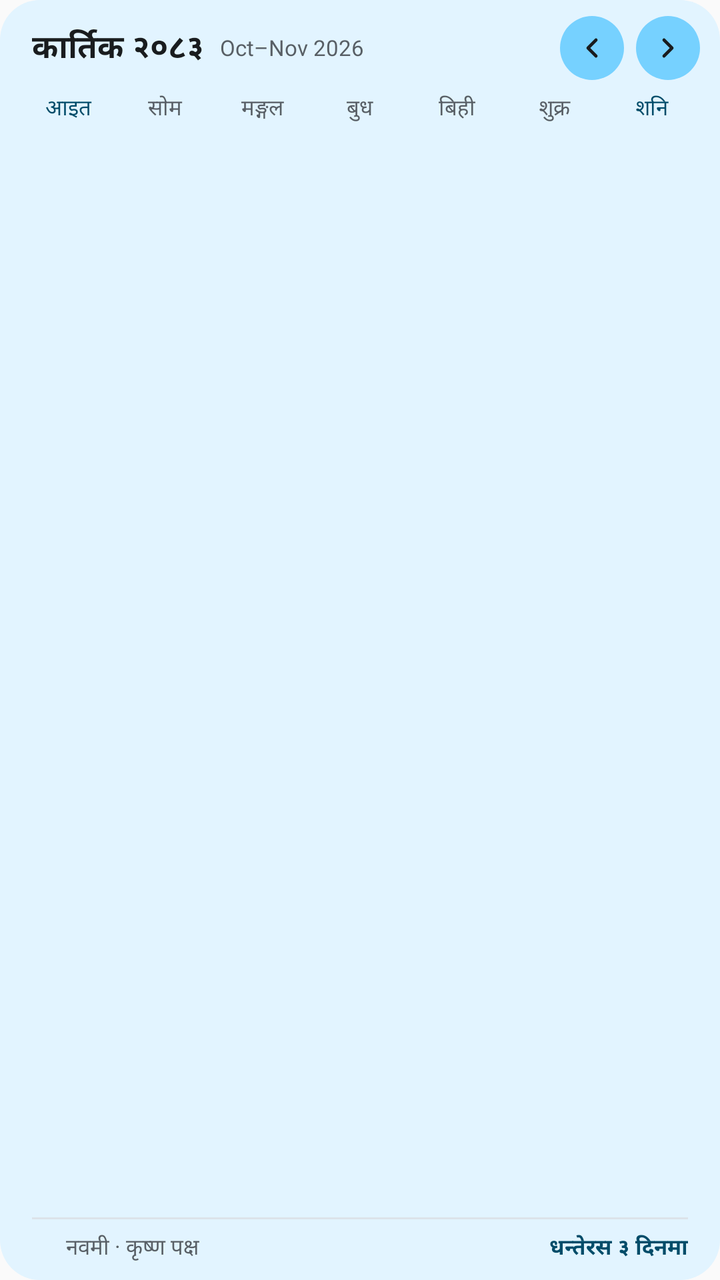
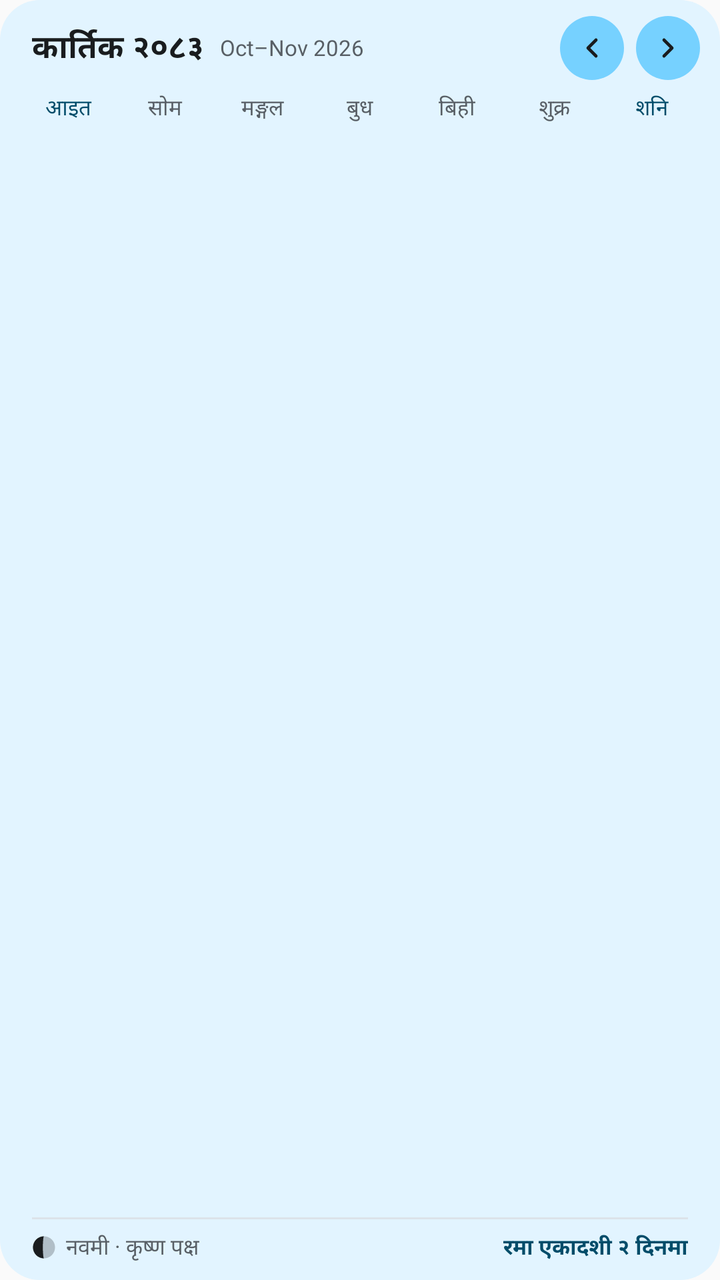

Before-and-after screenshots of an Android layout around one commit, followed by the original layout XML and the change that was made.
<!-- AndroidManifest.xml: application theme AppTheme -->
<!-- res/layout/widget_patro_month.xml -->
<?xml version="1.0" encoding="utf-8"?>
<FrameLayout xmlns:android="http://schemas.android.com/apk/res/android"
    android:id="@+id/widget_root"
    android:layout_width="match_parent"
    android:layout_height="match_parent"
    android:background="@drawable/widget_background">


<LinearLayout
    android:layout_width="match_parent"
    android:layout_height="match_parent"
    android:orientation="vertical"
    android:paddingHorizontal="10dp"
    android:paddingTop="8dp"
    android:paddingBottom="8dp">

    <LinearLayout
        android:layout_width="match_parent"
        android:layout_height="wrap_content"
        android:orientation="horizontal"
        android:gravity="center_vertical"
        android:paddingStart="6dp">

        
        <LinearLayout
            android:id="@+id/widget_m_title_box"
            android:layout_width="0dp"
            android:layout_weight="1"
            android:layout_height="wrap_content"
            android:orientation="horizontal"
            android:gravity="center_vertical">
            <TextView
                android:id="@+id/widget_m_title"
                android:layout_width="wrap_content"
                android:layout_height="wrap_content"
                android:textSize="16sp"
                android:textStyle="bold"
                android:maxLines="1"
                android:textColor="@color/widget_text"
                android:text="कार्तिक २०८३" />
            <TextView
                android:id="@+id/widget_m_sub"
                android:layout_width="wrap_content"
                android:layout_height="wrap_content"
                android:layout_marginStart="8dp"
                android:textSize="11sp"
                android:maxLines="1"
                android:ellipsize="end"
                android:textColor="@color/widget_muted"
                android:text="Oct–Nov 2026" />
        </LinearLayout>

        <ImageView
            android:id="@+id/widget_m_prev"
            android:layout_width="32dp"
            android:layout_height="32dp"
            android:padding="8dp"
            android:background="@drawable/widget_nav"
            android:src="@drawable/ic_widget_prev"
            android:contentDescription="@string/widget_month_prev" />
        <ImageView
            android:id="@+id/widget_m_next"
            android:layout_width="32dp"
            android:layout_height="32dp"
            android:layout_marginStart="6dp"
            android:padding="8dp"
            android:background="@drawable/widget_nav"
            android:src="@drawable/ic_widget_next"
            android:contentDescription="@string/widget_month_next" />
    </LinearLayout>

    <LinearLayout
        android:layout_width="match_parent"
        android:layout_height="wrap_content"
        android:layout_marginTop="6dp"
        android:orientation="horizontal">
        <TextView android:id="@+id/widget_m_h0" android:layout_width="0dp" android:layout_weight="1"
            android:layout_height="wrap_content" android:gravity="center" android:textSize="11sp"
            android:maxLines="1" android:textColor="@color/widget_week_label" android:enabled="false" android:text="आइत" />
        <TextView android:id="@+id/widget_m_h1" android:layout_width="0dp" android:layout_weight="1"
            android:layout_height="wrap_content" android:gravity="center" android:textSize="11sp"
            android:maxLines="1" android:textColor="@color/widget_week_label" android:text="सोम" />
        <TextView android:id="@+id/widget_m_h2" android:layout_width="0dp" android:layout_weight="1"
            android:layout_height="wrap_content" android:gravity="center" android:textSize="11sp"
            android:maxLines="1" android:textColor="@color/widget_week_label" android:text="मङ्गल" />
        <TextView android:id="@+id/widget_m_h3" android:layout_width="0dp" android:layout_weight="1"
            android:layout_height="wrap_content" android:gravity="center" android:textSize="11sp"
            android:maxLines="1" android:textColor="@color/widget_week_label" android:text="बुध" />
        <TextView android:id="@+id/widget_m_h4" android:layout_width="0dp" android:layout_weight="1"
            android:layout_height="wrap_content" android:gravity="center" android:textSize="11sp"
            android:maxLines="1" android:textColor="@color/widget_week_label" android:text="बिही" />
        <TextView android:id="@+id/widget_m_h5" android:layout_width="0dp" android:layout_weight="1"
            android:layout_height="wrap_content" android:gravity="center" android:textSize="11sp"
            android:maxLines="1" android:textColor="@color/widget_week_label" android:text="शुक्र" />
        <TextView android:id="@+id/widget_m_h6" android:layout_width="0dp" android:layout_weight="1"
            android:layout_height="wrap_content" android:gravity="center" android:textSize="11sp"
            android:maxLines="1" android:textColor="@color/widget_week_label" android:enabled="false" android:text="शनि" />
    </LinearLayout>

    <LinearLayout android:id="@+id/widget_m_row0" android:layout_width="match_parent"
        android:layout_height="0dp" android:layout_weight="1" android:orientation="horizontal" />
    <LinearLayout android:id="@+id/widget_m_row1" android:layout_width="match_parent"
        android:layout_height="0dp" android:layout_weight="1" android:orientation="horizontal" />
    <LinearLayout android:id="@+id/widget_m_row2" android:layout_width="match_parent"
        android:layout_height="0dp" android:layout_weight="1" android:orientation="horizontal" />
    <LinearLayout android:id="@+id/widget_m_row3" android:layout_width="match_parent"
        android:layout_height="0dp" android:layout_weight="1" android:orientation="horizontal" />
    <LinearLayout android:id="@+id/widget_m_row4" android:layout_width="match_parent"
        android:layout_height="0dp" android:layout_weight="1" android:orientation="horizontal" />
    <LinearLayout android:id="@+id/widget_m_row5" android:layout_width="match_parent"
        android:layout_height="0dp" android:layout_weight="1" android:orientation="horizontal" />

    <ImageView
        android:id="@+id/widget_divider1"
        android:layout_width="match_parent"
        android:layout_height="1dp"
        android:layout_marginTop="4dp"
        android:layout_marginHorizontal="6dp"
        android:contentDescription="@null"
        android:background="@color/widget_border" />

    <LinearLayout
        android:layout_width="match_parent"
        android:layout_height="wrap_content"
        android:layout_marginTop="6dp"
        android:paddingHorizontal="6dp"
        android:orientation="horizontal"
        android:gravity="center_vertical">
        <ImageView
            android:id="@+id/widget_moon"
            android:layout_width="12dp"
            android:layout_height="12dp"
            android:layout_marginEnd="5dp"
            android:contentDescription="@null" />
        <TextView
            android:id="@+id/widget_tithi"
            android:layout_width="wrap_content"
            android:layout_height="wrap_content"
            android:textSize="11sp"
            android:maxLines="1"
            android:textColor="@color/widget_muted"
            android:text="नवमी · कृष्ण पक्ष" />
        <TextView
            android:id="@+id/widget_note"
            android:layout_width="0dp"
            android:layout_weight="1"
            android:layout_height="wrap_content"
            android:layout_marginStart="8dp"
            android:gravity="end"
            android:textSize="11sp"
            android:textStyle="bold"
            android:maxLines="1"
            android:ellipsize="end"
            android:textColor="@color/widget_accent"
            android:text="धन्तेरस ३ दिनमा" />
    </LinearLayout>
</LinearLayout>
</FrameLayout>
<!-- resources referenced by this layout -->
<resources>
  <color name="widget_accent">#A80D26</color>
  <color name="widget_border">#DDE1E9</color>
  <color name="widget_muted">#646C7E</color>
  <color name="widget_text">#141824</color>
  <!-- drawable ic_widget_next (drawable) -->
  <?xml version="1.0" encoding="utf-8"?>
  <vector xmlns:android="http://schemas.android.com/apk/res/android"
      android:width="24dp" android:height="24dp" android:viewportWidth="24" android:viewportHeight="24">
      <path android:pathData="M9,18L15,12L9,6" android:strokeColor="@color/widget_text" android:strokeWidth="2.4"
          android:strokeLineCap="round" android:strokeLineJoin="round" android:fillColor="#00000000" />
  </vector>
  <!-- drawable ic_widget_prev (drawable) -->
  <?xml version="1.0" encoding="utf-8"?>
  <vector xmlns:android="http://schemas.android.com/apk/res/android"
      android:width="24dp" android:height="24dp" android:viewportWidth="24" android:viewportHeight="24">
      <path android:pathData="M15,18L9,12L15,6" android:strokeColor="@color/widget_text" android:strokeWidth="2.4"
          android:strokeLineCap="round" android:strokeLineJoin="round" android:fillColor="#00000000" />
  </vector>
  <!-- drawable widget_background (drawable) -->
  <?xml version="1.0" encoding="utf-8"?>
  <shape xmlns:android="http://schemas.android.com/apk/res/android" android:shape="rectangle">
      <solid android:color="@color/widget_surface" />
      <corners android:radius="20dp" />
  </shape>
  <!-- drawable widget_nav (drawable) -->
  <?xml version="1.0" encoding="utf-8"?>
  <shape xmlns:android="http://schemas.android.com/apk/res/android" android:shape="oval">
      <solid android:color="@color/widget_today" />
  </shape>
  <string name="widget_month_next">Next month</string>
  <string name="widget_month_prev">Previous month</string>
  <style name="AppTheme" parent="Theme.AppCompat.Light.DarkActionBar">
          
          <item name="colorPrimary">@color/colorPrimary</item>
          <item name="colorPrimaryDark">@color/colorPrimaryDark</item>
          <item name="colorAccent">@color/colorAccent</item>
      </style>
  <color name="widget_surface">#EBFFFFFF</color>
  <color name="widget_today">#FBE9EC</color>
  <color name="colorPrimary">#0E1220</color>
  <color name="colorPrimaryDark">#0E1220</color>
  <color name="colorAccent">#A80D26</color>
</resources>

<!-- the commit's change to res/layout/widget_patro_month.xml (unified diff, before → after) -->
@@ -128,6 +128,7 @@
         android:gravity="center_vertical">
         <ImageView
             android:id="@+id/widget_moon"
+            android:src="@drawable/widget_moon_preview"
             android:layout_width="12dp"
             android:layout_height="12dp"
             android:layout_marginEnd="5dp"
@@ -152,7 +153,7 @@
             android:maxLines="1"
             android:ellipsize="end"
             android:textColor="@color/widget_accent"
-            android:text="धन्तेरस ३ दिनमा" />
+            android:text="रमा एकादशी २ दिनमा" />
     </LinearLayout>
 </LinearLayout>
 </FrameLayout>
<!-- resource entries referenced after the edit -->
@@ -24,6 +24,21 @@
       <solid android:color="@color/widget_surface" />
       <corners android:radius="20dp" />
   </shape>
+  <!-- drawable widget_moon_preview (drawable) -->
+  <?xml version="1.0" encoding="utf-8"?>
+  <vector xmlns:android="http://schemas.android.com/apk/res/android"
+      android:width="12dp"
+      android:height="12dp"
+      android:viewportWidth="24"
+      android:viewportHeight="24">
+      <path
+          android:fillColor="@color/widget_text"
+          android:fillAlpha="0.25"
+          android:pathData="M12,0.96 A11.04,11.04 0 1,1 12,23.04 A11.04,11.04 0 1,1 12,0.96 Z" />
+      <path
+          android:fillColor="@color/widget_text"
+          android:pathData="M12,0.96 A11.04,11.04 0 0,0 12,23.04 A1.15,11.04 0 0,1 12,0.96 Z" />
+  </vector>
   <!-- drawable widget_nav (drawable) -->
   <?xml version="1.0" encoding="utf-8"?>
   <shape xmlns:android="http://schemas.android.com/apk/res/android" android:shape="oval">
